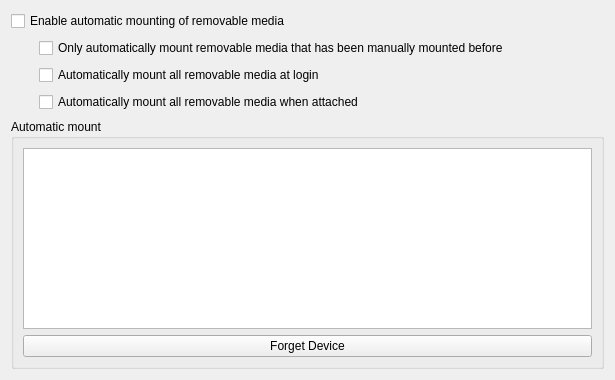
Old version of the form solid-device-automounter/kcm/DeviceAutomounterKCM.ui in the repository Sonic-DE/sonic-desktop-interface.
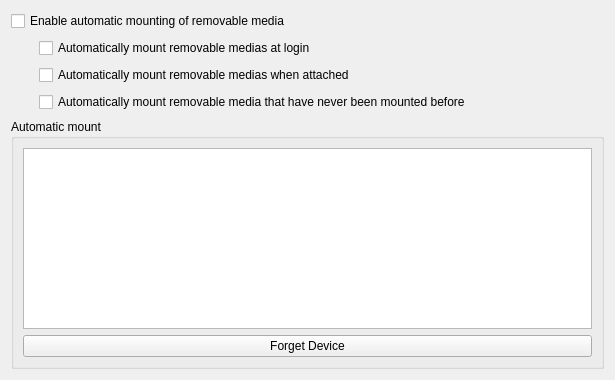
New version of the form.

Commit message:
KCM Automounter: invert text description of AutomountUnknownDevices which was inverted
Make it more clearer that this settings depends on AutomountOnLogin and AutomountOnPlugin to be set.

```diff
--- a/solid-device-automounter/kcm/DeviceAutomounterKCM.ui
+++ b/solid-device-automounter/kcm/DeviceAutomounterKCM.ui
@@ -39,23 +39,13 @@
    </item>
    <item row="1" column="1">
     <layout class="QVBoxLayout" name="verticalLayout">
-     <item>
-      <widget class="QCheckBox" name="kcfg_AutomountUnknownDevices">
-       <property name="whatsThis">
-        <string>When this is checked, only remembered devices will be automatically mounted. A device is 'remembered' if it has ever been mounted before. For instance, plugging in a USB media player to charge is not sufficient to 'remember' it - if the files are not accessed, it will not be automatically mounted the next time it is seen. Once they have been accessed, however, the device's contents will be automatically made available to the system.</string>
-       </property>
-       <property name="text">
-        <string>Only automatically mount removable media that has been manually mounted before</string>
-       </property>
-      </widget>
-     </item>
      <item>
       <widget class="QCheckBox" name="kcfg_AutomountOnLogin">
        <property name="whatsThis">
         <string>If any removable storage devices are connected to your system when you login to your desktop, their contents will automatically be made available to your system for other programs to read.</string>
        </property>
        <property name="text">
-        <string>Automatically mount all removable media at login</string>
+        <string>Automatically mount removable medias at login</string>
        </property>
       </widget>
      </item>
@@ -65,7 +55,17 @@
         <string>When this is checked, the contents of any storage device will automatically be made available to the system when it is plugged in or attached.</string>
        </property>
        <property name="text">
-        <string>Automatically mount all removable media when attached</string>
+        <string>Automatically mount removable medias when attached</string>
+       </property>
+      </widget>
+     </item>
+     <item>
+      <widget class="QCheckBox" name="kcfg_AutomountUnknownDevices">
+       <property name="whatsThis">
+        <string>When this is not checked, only remembered devices will be automatically mounted. A device is 'remembered' if it has ever been mounted before. For instance, plugging in a USB media player to charge is not sufficient to 'remember' it - if the files are not accessed, it will not be automatically mounted the next time it is seen. Once they have been accessed, however, the device's contents will be automatically made available to the system.</string>
+       </property>
+       <property name="text">
+        <string>Automatically mount removable media that have never been mounted before</string>
        </property>
       </widget>
      </item>
```
The commit also changes 1 other file.
